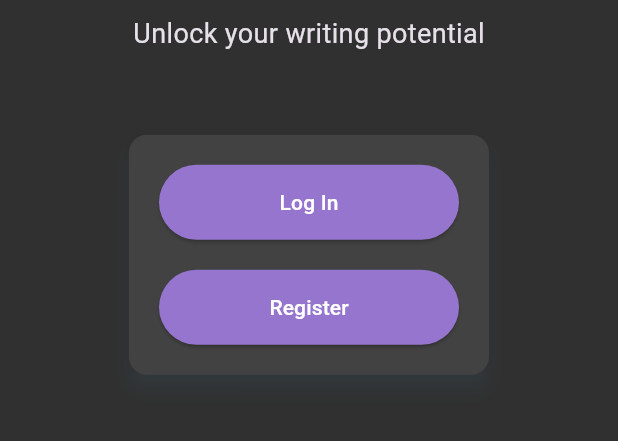
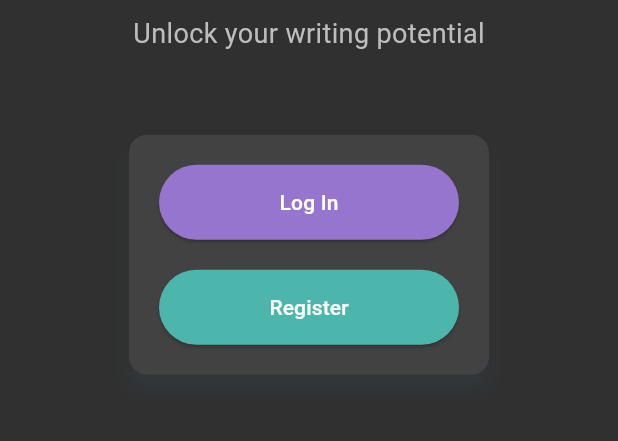
Before and after one commit to Manoutofpower/essay_scorer, a Flutter app: the screen it shows after launch, on a phone screen of 412 x 824 dp, the part 466-907 px from its top. Run offline on Flutter 3.47's test engine with Material 3 defaults, Android fonts, the phone set to English and light mode, and no system bars; our stand-ins replace dio.

Commit message:
SSSCRRX-23 Color Deisgn

```diff
--- a/lib/Pages/initialpage.dart
+++ b/lib/Pages/initialpage.dart
@@ -13,6 +13,7 @@ class _InitialPageState extends State<InitialPage> {
   @override
   Widget build(BuildContext context) {
     return Scaffold(
+      backgroundColor: Colors.grey[850],
       body: Center(
         child: SingleChildScrollView(
           child: Column(
@@ -22,6 +23,7 @@ class _InitialPageState extends State<InitialPage> {
               Text(
                 'Essay Scorer',
                 style: TextStyle(
+                  color: Colors.grey[300],
                   fontSize: 36,
                   fontWeight: FontWeight.bold,
                 ),
@@ -30,20 +32,22 @@ class _InitialPageState extends State<InitialPage> {
               Text(
                 'Unlock your writing potential',
                 style: TextStyle(
+                  color: Colors.grey[400],
                   fontSize: 18,
                 ),
               ),
               SizedBox(height: 50),
               Card(
+                color: Colors.grey[800],
                 elevation: 5,
                 child: Padding(
                   padding: const EdgeInsets.all(20.0),
                   child: Column(
                     mainAxisSize: MainAxisSize.min,
                     children: <Widget>[
-                      _buildButton(context, 'Log In', LoginPage()),
+                      _buildButton(context, 'Log In', LoginPage(), Colors.deepPurple[300]!),
                       SizedBox(height: 20),
-                      _buildButton(context, 'Register', RegisterPage()),
+                      _buildButton(context, 'Register', RegisterPage(), Colors.teal[300]!),
                     ],
                   ),
                 ),
@@ -56,12 +60,16 @@ class _InitialPageState extends State<InitialPage> {
     );
   }
 
-  Widget _buildButton(BuildContext context, String text, Widget page) {
+  Widget _buildButton(BuildContext context, String text, Widget page, Color color) {
     return SizedBox(
       width: 200,
       height: 50,
       child: ElevatedButton(
         onPressed: () => Navigator.push(context, MaterialPageRoute(builder: (_) => page)),
+        style: ElevatedButton.styleFrom(
+          foregroundColor: Colors.white,
+          backgroundColor: color,
+        ),
         child: Text(text),
       ),
     );
```
